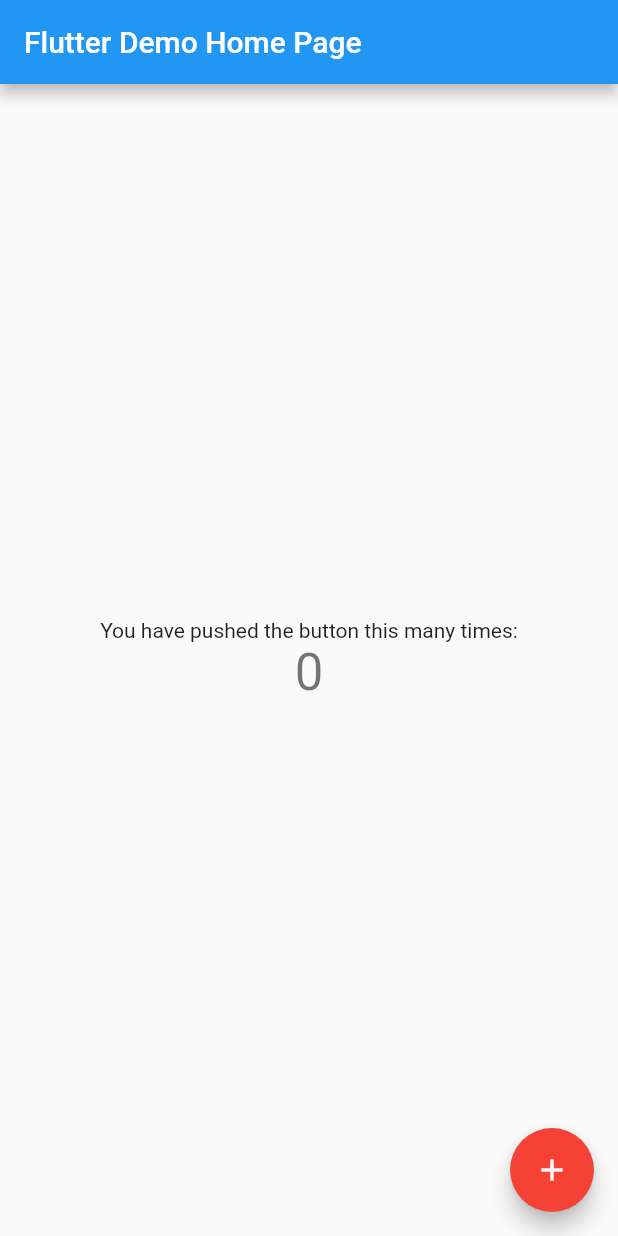
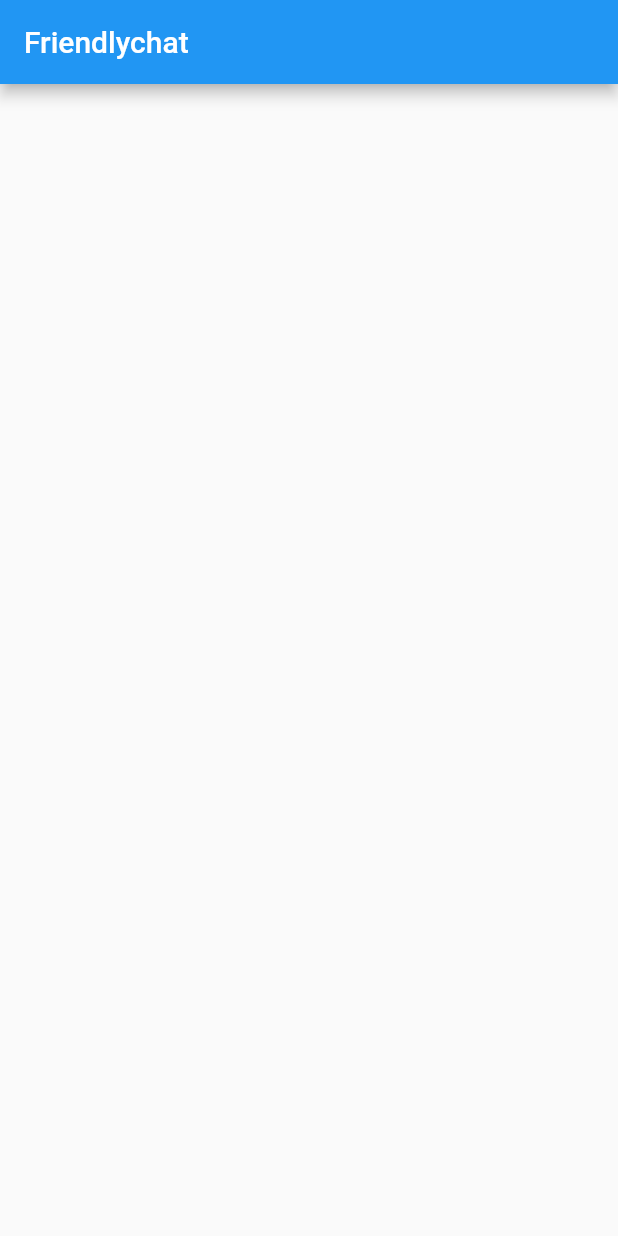
Before and after one commit to MatheusMassula/flutter_demo, a Flutter app: the screen it shows after launch, on a phone screen of 412 x 824 dp. Run offline on Flutter 3.47's test engine with Material 2 defaults, Android fonts, the phone set to English and light mode, and no system bars.

Commit message:
Creating the chat app.

```diff
--- a/flutter_demo/lib/main.dart
+++ b/flutter_demo/lib/main.dart
@@ -1,63 +1,14 @@
 import 'package:flutter/material.dart';
 
-void main() => runApp(MyApp());
-
-class MyApp extends StatelessWidget {
-  @override
-  Widget build(BuildContext context) {
-    return MaterialApp(
-      title: 'Flutter Demo',
-      theme: ThemeData(
-        primarySwatch: Colors.blue,
-      ),
-      home: MyHomePage(title: 'Flutter Demo Home Page'),
-    );
-  }
-}
-
-class MyHomePage extends StatefulWidget {
-  MyHomePage({Key key, this.title}) : super(key: key);
-  final String title;
-
-  @override
-  _MyHomePageState createState() => _MyHomePageState();
-}
-
-class _MyHomePageState extends State<MyHomePage> {
-  int _counter = 0;
-
-  void _incrementCounter() {
-    setState(() {
-      _counter++;
-    });
-  }
-
-  @override
-  Widget build(BuildContext context) {
-    return Scaffold(
-      appBar: AppBar(
-        title: Text(widget.title),
-      ),
-      body: Center(
-        child: Column(
-          mainAxisAlignment: MainAxisAlignment.center,
-          children: <Widget>[
-            Text(
-              'You have pushed the button this many times:',
-            ),
-            Text(
-              '$_counter',
-              style: Theme.of(context).textTheme.display1,
-            ),
-          ],
+void main() {
+  runApp(
+    new MaterialApp(
+      title: "Friendlychat",
+      home: new Scaffold(
+        appBar: new AppBar(
+          title: new Text("Friendlychat"),
         ),
       ),
-      floatingActionButton: FloatingActionButton(
-        onPressed: _incrementCounter,
-        tooltip: 'Increment',
-        child: Icon(Icons.add),
-        backgroundColor: Colors.red
-      ),
-    );
-  }
+    ),
+  );
 }
```
